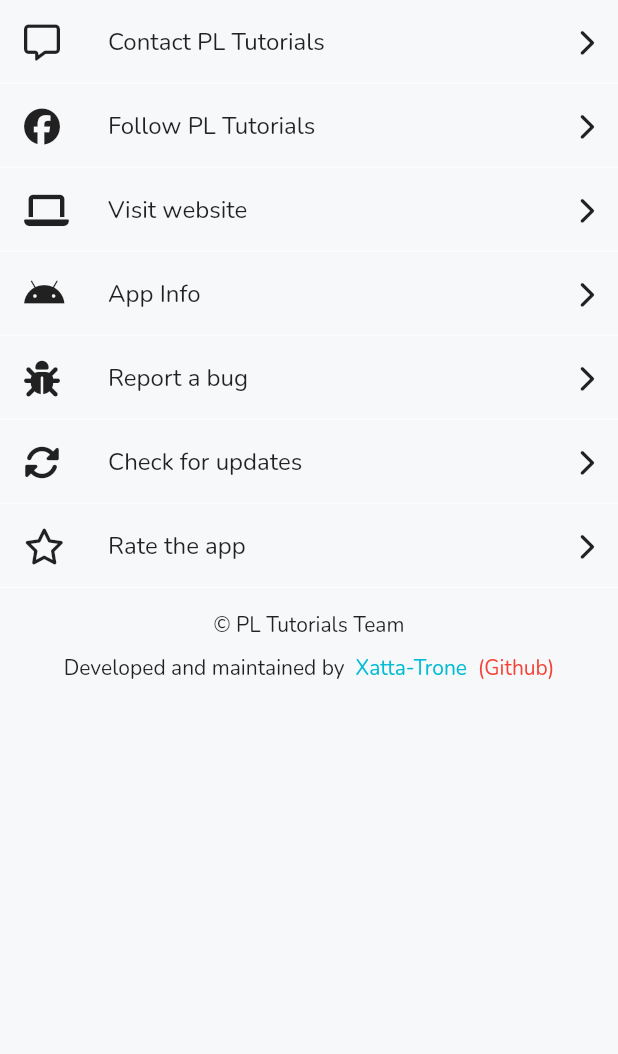
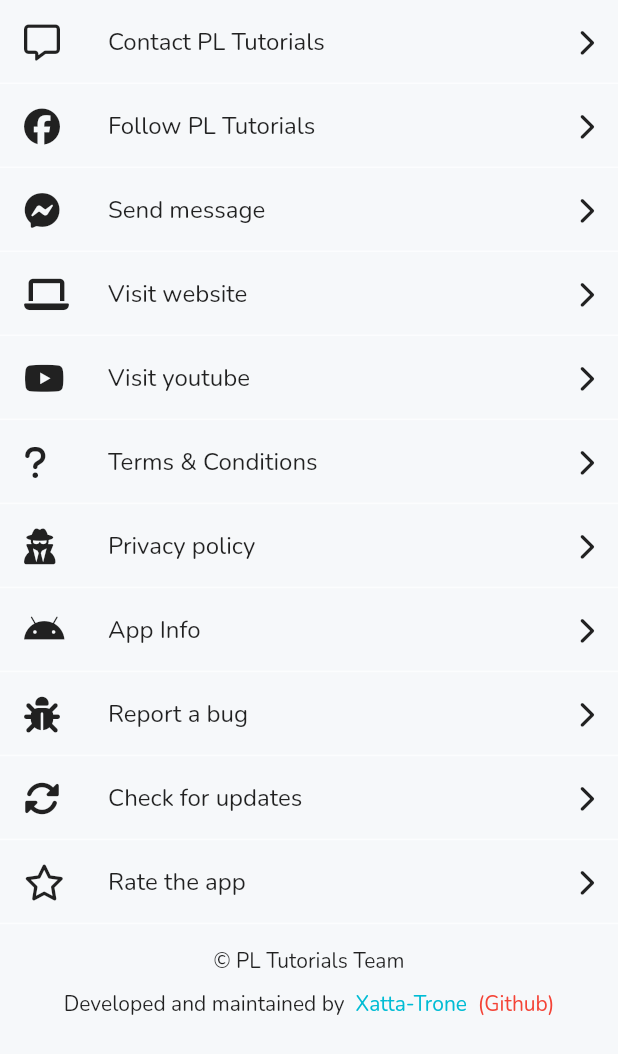
Before and after one commit to Xatta-Trone/PL-flutter-app, a Flutter app: the More screen opened by its route, on a phone screen of 412 x 824 dp. Shown: the top 1054 px of the screen. Run offline on Flutter 3.47's test engine with Material 2 defaults, Android fonts, the phone set to English and light mode, and no system bars; our stand-ins replace carousel_slider, device_info_plus, dio, dropdown_search, file_picker, flutter_html and 7 more; missing offline and left inert: barcode_finder, platform_device_id; accounts and stored records are empty; network calls fail.

Commit message:
links added

```diff
--- a/lib/constants/const.dart
+++ b/lib/constants/const.dart
@@ -1,6 +1,7 @@
 import 'package:flutter/material.dart';
 
 const String apiUrl = "https://server.gre-sentence-equivalence.com/api/v1";
+const String homeUrl = "https://gre-sentence-equivalence.com";
 
 const primaryColor = Color(0xFF17a2b8);
 const appBgColor = Color(0xFF272727);
--- /dev/null
+++ b/lib/constants/urlConstants.dart
@@ -0,0 +1 @@
+// ignore_for_file: file_names
--- a/lib/screens/more/more.dart
+++ b/lib/screens/more/more.dart
@@ -59,6 +59,25 @@
             divider,
             ListTile(
               leading: const FaIcon(
+                FontAwesomeIcons.facebookMessenger,
+                color: iconColor,
+              ),
+              title: const Text('Send message'),
+              trailing: const FaIcon(
+                FontAwesomeIcons.chevronRight,
+                color: iconColor,
+                size: iconSize,
+              ),
+              onTap: () {
+                if (kDebugMode) {
+                  print('follow us');
+                }
+                Globals.launchURL("https://m.me/thepltutorials");
+              },
+            ),
+            divider,
+            ListTile(
+              leading: const FaIcon(
                 FontAwesomeIcons.laptop,
                 color: iconColor,
               ),
@@ -73,6 +92,63 @@
                   print('Visit website');
                 }
                 Globals.launchURL("https://pl-tutorials.com/");
+              },
+            ),
+            divider,
+            ListTile(
+              leading: const FaIcon(
+                FontAwesomeIcons.youtube,
+                color: iconColor,
+              ),
+              title: const Text('Visit youtube'),
+              trailing: const FaIcon(
+                FontAwesomeIcons.chevronRight,
+                color: iconColor,
+                size: iconSize,
+              ),
+              onTap: () async {
+                if (kDebugMode) {
+                  print('Visit youtube');
+                }
+                Globals.launchURL("https://www.youtube.com/c/PLTutorials");
+              },
+            ),
+            divider,
+            ListTile(
+              leading: const FaIcon(
+                FontAwesomeIcons.question,
+                color: iconColor,
+              ),
+              title: const Text('Terms & Conditions'),
+              trailing: const FaIcon(
+                FontAwesomeIcons.chevronRight,
+                color: iconColor,
+                size: iconSize,
+              ),
+              onTap: () async {
+                if (kDebugMode) {
+                  print('Visit terms');
+                }
+                Globals.launchURL("$homeUrl/page/terms-and-conditions");
+              },
+            ),
+            divider,
+            ListTile(
+              leading: const FaIcon(
+                FontAwesomeIcons.userSecret,
+                color: iconColor,
+              ),
+              title: const Text('Privacy policy'),
+              trailing: const FaIcon(
+                FontAwesomeIcons.chevronRight,
+                color: iconColor,
+                size: iconSize,
+              ),
+              onTap: () async {
+                if (kDebugMode) {
+                  print('Visit terms');
+                }
+                Globals.launchURL("$homeUrl/page/privacy-policy");
               },
             ),
             divider,
```
